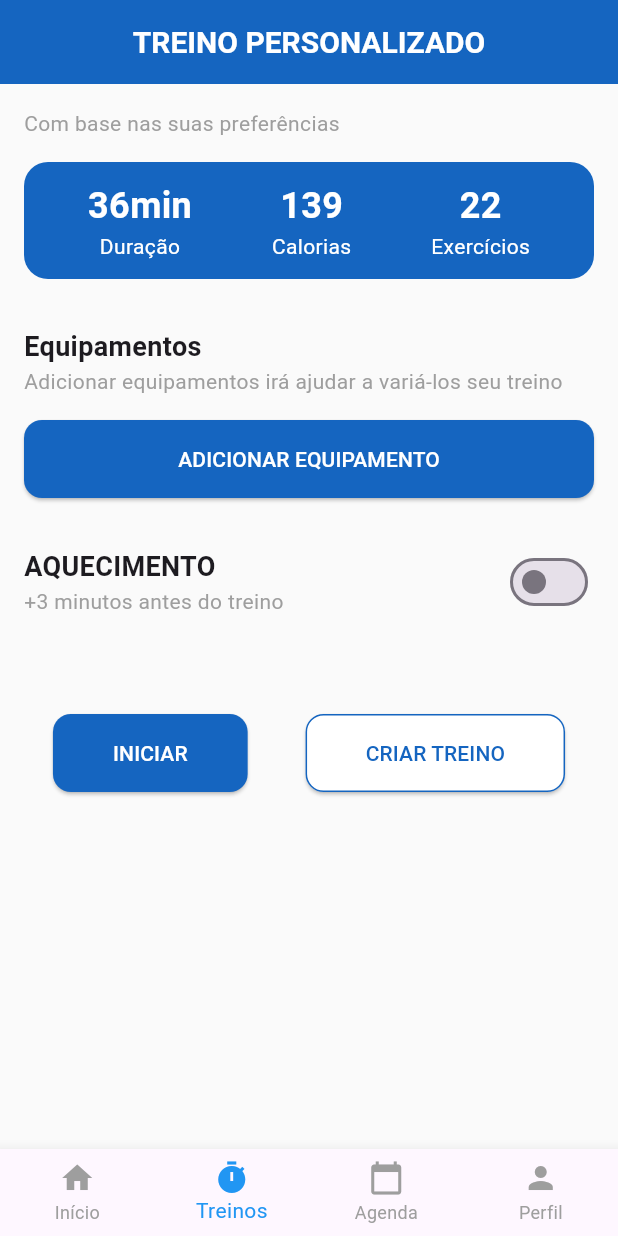
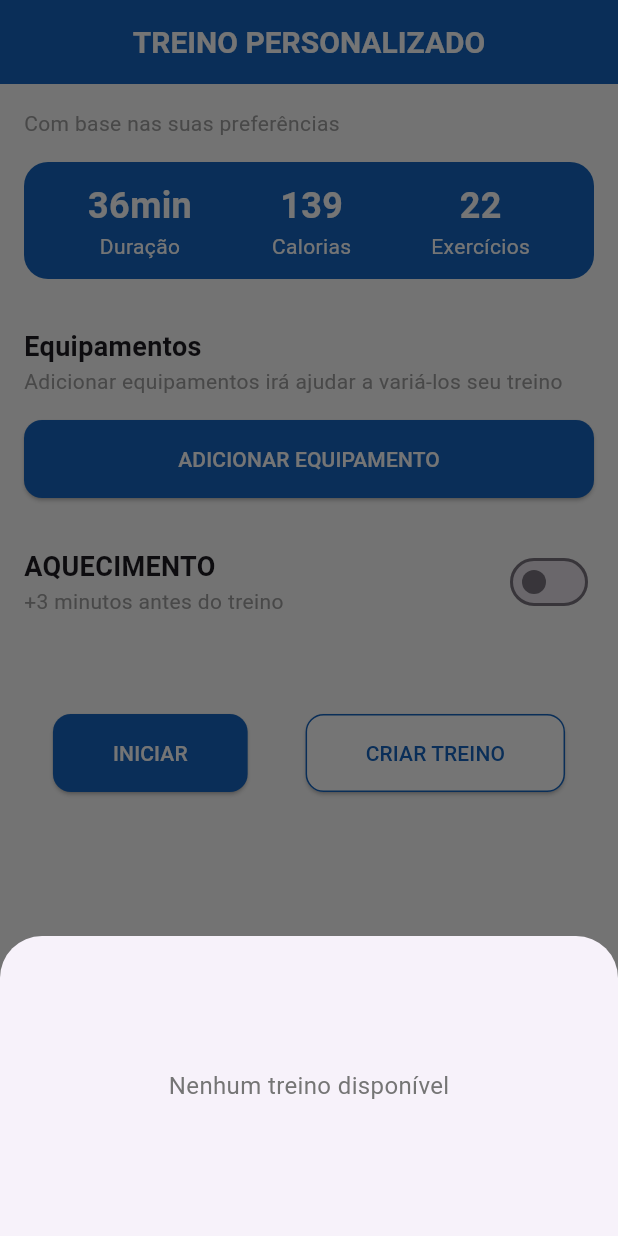
Before and after one commit to IBORD/DAM-Ufit, a Flutter app: the screen it shows once a user with an empty profile is signed in, item 2 of the bottom bar chosen, after a tap on "INICIAR", on a phone screen of 412 x 824 dp. Run offline on Flutter 3.47's test engine with Material 3 defaults, Android fonts, the phone set to English and light mode, and no system bars; our stand-ins replace cloud_firestore, firebase_auth, firebase_core, shared_preferences; accounts and stored records are empty.

Commit message:
Parte de inicar treino

```diff
--- a/ufit/lib/src/pages/training_page.dart
+++ b/ufit/lib/src/pages/training_page.dart
@@ -1,6 +1,9 @@
 import 'package:flutter/material.dart';
 import 'package:ufit/src/pages/equipment_page.dart';
 import 'package:ufit/src/pages/create_training.dart';
+import 'package:ufit/src/services/training_service.dart';
+import 'package:ufit/src/models/training_model.dart';
+import 'package:ufit/src/pages/training_execution_page.dart'; // certifique-se que essa página exista
 
 class TrainingPage extends StatefulWidget {
   const TrainingPage({super.key});
@@ -11,8 +14,31 @@ class TrainingPage extends StatefulWidget {
 
 class _TrainingPageState extends State<TrainingPage> {
   bool _isWarmupEnabled = false;
+  DateTime _selectedDate = DateTime.now();
+  List<Equipamento> _equipamentosSelecionados = [];
+  List<Training> _trainings = [];
 
-  List<Equipamento> _equipamentosSelecionados = [];
+  @override
+  void initState() {
+    super.initState();
+    _loadTrainings();
+  }
+
+  Future<void> _loadTrainings() async {
+    final trainings = await TrainingService.getTrainings();
+    setState(() {
+      _trainings = trainings;
+    });
+  }
+
+  void _startTraining(TrainingSession session) {
+    Navigator.push(
+      context,
+      MaterialPageRoute(
+        builder: (context) => TrainingExecutionPage(session: session),
+      ),
+    ).then((_) => _loadTrainings());
+  }
 
   @override
   Widget build(BuildContext context) {
@@ -35,13 +61,24 @@ class _TrainingPageState extends State<TrainingPage> {
                 style: TextStyle(fontSize: 14, color: Colors.grey),
               ),
               const SizedBox(height: 16.0),
+              _buildStats(),
+              const SizedBox(height: 32.0),
+              _buildEquipmentSection(),
+              const SizedBox(height: 32.0),
+              _buildWarmupSwitch(),
+              const SizedBox(height: 64.0),
+              _buildButtons(),
+            ],
+          ),
+        ),
+      ),
+    );
+  }
 
-              Container(
+  Widget _buildStats() {
+    return Container(
       width: double.infinity,
-                padding: const EdgeInsets.symmetric(
-                  horizontal: 16.0,
-                  vertical: 12.0,
-                ),
+      padding: const EdgeInsets.symmetric(horizontal: 16.0, vertical: 12.0),
       decoration: BoxDecoration(
         color: Colors.blue[800],
         borderRadius: BorderRadius.circular(16.0),
@@ -54,9 +91,29 @@ class _TrainingPageState extends State<TrainingPage> {
           _buildStatColumn('22', 'Exercícios'),
         ],
       ),
+    );
+  }
+
+  static Widget _buildStatColumn(String value, String label) {
+    return Column(
+      children: [
+        Text(
+          value,
+          style: const TextStyle(
+            color: Colors.white,
+            fontSize: 24,
+            fontWeight: FontWeight.bold,
           ),
-              const SizedBox(height: 32.0),
+        ),
+        Text(label, style: const TextStyle(color: Colors.white, fontSize: 14)),
+      ],
+    );
+  }
 
+  Widget _buildEquipmentSection() {
+    return Column(
+      crossAxisAlignment: CrossAxisAlignment.start,
+      children: [
         const Text(
           'Equipamentos',
           style: TextStyle(fontWeight: FontWeight.bold, fontSize: 18),
@@ -94,9 +151,12 @@ class _TrainingPageState extends State<TrainingPage> {
             child: const Text('ADICIONAR EQUIPAMENTO'),
           ),
         ),
-              const SizedBox(height: 32.0),
+      ],
+    );
+  }
 
-              Row(
+  Widget _buildWarmupSwitch() {
+    return Row(
       mainAxisAlignment: MainAxisAlignment.spaceBetween,
       children: [
         const Column(
@@ -104,10 +164,7 @@ class _TrainingPageState extends State<TrainingPage> {
           children: [
             Text(
               'AQUECIMENTO',
-                        style: TextStyle(
-                          fontWeight: FontWeight.bold,
-                          fontSize: 18,
-                        ),
+              style: TextStyle(fontWeight: FontWeight.bold, fontSize: 18),
             ),
             Text(
               '+3 minutos antes do treino',
@@ -125,21 +182,21 @@ class _TrainingPageState extends State<TrainingPage> {
           activeColor: Colors.blue[800],
         ),
       ],
-              ),
-              const SizedBox(height: 64.0),
+    );
+  }
 
-              Row(
+  Widget _buildButtons() {
+    return Row(
       mainAxisAlignment: MainAxisAlignment.spaceAround,
       children: [
         ElevatedButton(
-                    onPressed: () {},
+          onPressed: () {
+            _showTrainingsModal();
+          },
           style: ElevatedButton.styleFrom(
             backgroundColor: Colors.blue[800],
             foregroundColor: Colors.white,
-                      padding: const EdgeInsets.symmetric(
-                        horizontal: 40.0,
-                        vertical: 16.0,
-                      ),
+            padding: const EdgeInsets.symmetric(horizontal: 40.0, vertical: 16.0),
             shape: RoundedRectangleBorder(
               borderRadius: BorderRadius.circular(12),
             ),
@@ -159,10 +216,7 @@ class _TrainingPageState extends State<TrainingPage> {
           style: ElevatedButton.styleFrom(
             backgroundColor: Colors.white,
             foregroundColor: Colors.blue[800],
-                      padding: const EdgeInsets.symmetric(
-                        horizontal: 40.0,
-                        vertical: 16.0,
-                      ),
+            padding: const EdgeInsets.symmetric(horizontal: 40.0, vertical: 16.0),
             shape: RoundedRectangleBorder(
               borderRadius: BorderRadius.circular(12),
               side: BorderSide(color: Colors.blue.shade800),
@@ -171,27 +225,67 @@ class _TrainingPageState extends State<TrainingPage> {
           child: const Text('CRIAR TREINO'),
         ),
       ],
-              ),
-            ],
-          ),
+    );
+  }
+
+  void _showTrainingsModal() {
+    showModalBottomSheet(
+      context: context,
+      isScrollControlled: true,
+      builder: (context) {
+        if (_trainings.isEmpty) {
+          return SizedBox(
+            height: 200,
+            child: Center(
+              child: Text(
+                'Nenhum treino disponível',
+                style: TextStyle(color: Colors.grey[600], fontSize: 16),
               ),
             ),
           );
         }
 
-  static Widget _buildStatColumn(String value, String label) {
-    return Column(
-      children: [
-        Text(
-          value,
-          style: const TextStyle(
-            color: Colors.white,
-            fontSize: 24,
-            fontWeight: FontWeight.bold,
+        return SizedBox(
+          height: MediaQuery.of(context).size.height * 0.6,
+          child: ListView.builder(
+            itemCount: _trainings.length,
+            itemBuilder: (context, index) {
+              final training = _trainings[index];
+              return ListTile(
+                title: Text(training.name),
+                subtitle: Text('${training.type} • ${training.duration}min'),
+                leading: const Icon(Icons.fitness_center, color: Colors.blue),
+                onTap: () async {
+                  Navigator.pop(context); // fecha o modal
+
+                  // Criar sessão de treino
+                  final session =  TrainingSession(
+                    id: DateTime.now().millisecondsSinceEpoch.toString(),
+                    trainingId: training.id,
+                    date: _selectedDate,
+                    duration: training.duration,
+                    exercises: training.exercises.map((exercise) => ExerciseSession(
+                      exerciseName: exercise.name,
+                      sets: exercise.sets,
+                      reps: exercise.reps,
+                      restSeconds: exercise.restSeconds,
+                      setSessions: List.generate(exercise.sets, (index) => SetSession(
+                        setNumber: index + 1,
+                        reps: exercise.reps,
+                      )),
+                    )).toList(),
+                  );
+
+                  await TrainingService.saveTrainingSession(session);
+
+                  // Abrir tela de execução do treino
+                  _startTraining(session);
+                },
+              );
+            },
           ),
-        ),
-        Text(label, style: const TextStyle(color: Colors.white, fontSize: 14)),
-      ],
+        );
+      },
     );
   }
 }
```
Lines whose indentation alone changed are shown as unchanged.
